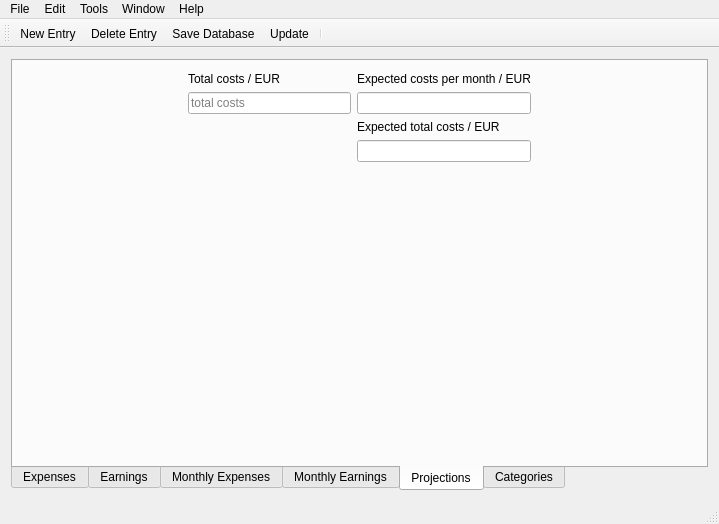
Qt form mainwindow.ui (DatabasesWorks/Costs-daily-income-and-expenses) before a commit.
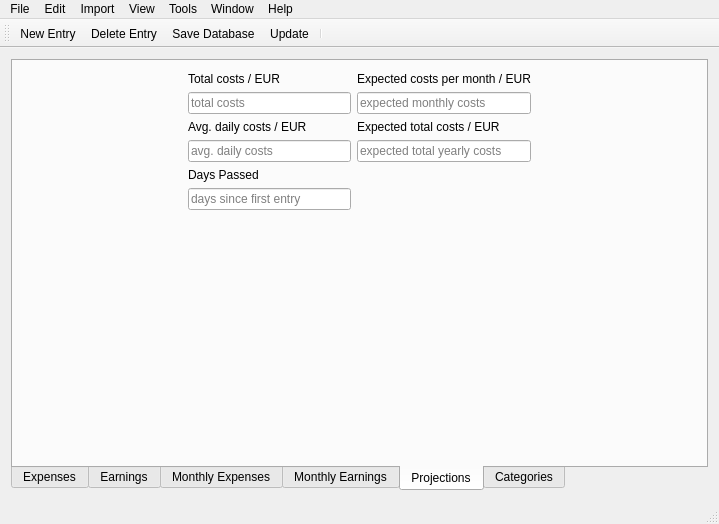
The same form after that commit. The open tabs and pages were chosen to show the change. Icons and pictures are not drawn.

Commit message: CSV Import including dialog, UI improvements, payment

Patch:
```diff
--- a/mainwindow.ui
+++ b/mainwindow.ui
@@ -90,7 +90,14 @@
            </widget>
           </item>
           <item row="1" column="2">
-           <widget class="QLineEdit" name="lineEdit_2"/>
+           <widget class="QLineEdit" name="lineEdit_2">
+            <property name="readOnly">
+             <bool>true</bool>
+            </property>
+            <property name="placeholderText">
+             <string>expected monthly costs</string>
+            </property>
+           </widget>
           </item>
           <item row="1" column="3">
            <spacer name="horizontalSpacer">
@@ -120,7 +127,14 @@
            </widget>
           </item>
           <item row="3" column="2">
-           <widget class="QLineEdit" name="lineEdit_4"/>
+           <widget class="QLineEdit" name="lineEdit_4">
+            <property name="readOnly">
+             <bool>true</bool>
+            </property>
+            <property name="placeholderText">
+             <string>expected total yearly costs</string>
+            </property>
+           </widget>
           </item>
           <item row="2" column="2">
            <widget class="QLabel" name="label_2">
@@ -142,6 +156,40 @@
             </property>
            </spacer>
           </item>
+          <item row="2" column="1">
+           <widget class="QLabel" name="label">
+            <property name="text">
+             <string>Avg. daily costs / EUR</string>
+            </property>
+           </widget>
+          </item>
+          <item row="3" column="1">
+           <widget class="QLineEdit" name="avgDailyCostsLine">
+            <property name="readOnly">
+             <bool>true</bool>
+            </property>
+            <property name="placeholderText">
+             <string>avg. daily costs</string>
+            </property>
+           </widget>
+          </item>
+          <item row="4" column="1">
+           <widget class="QLabel" name="label_3">
+            <property name="text">
+             <string>Days Passed</string>
+            </property>
+           </widget>
+          </item>
+          <item row="5" column="1">
+           <widget class="QLineEdit" name="daysPassedLine">
+            <property name="readOnly">
+             <bool>true</bool>
+            </property>
+            <property name="placeholderText">
+             <string>days since first entry</string>
+            </property>
+           </widget>
+          </item>
          </layout>
         </item>
         <item>
@@ -179,7 +227,7 @@
      <x>0</x>
      <y>0</y>
      <width>719</width>
-     <height>27</height>
+     <height>21</height>
     </rect>
    </property>
    <widget class="QMenu" name="menuFile">
@@ -235,8 +283,29 @@
     <addaction name="actionCopy"/>
     <addaction name="actionPaste"/>
    </widget>
+   <widget class="QMenu" name="menuImport">
+    <property name="title">
+     <string>Import</string>
+    </property>
+    <addaction name="actionFrom_CSV_new"/>
+   </widget>
+   <widget class="QMenu" name="menuView">
+    <property name="title">
+     <string>View</string>
+    </property>
+    <widget class="QMenu" name="menuSort_By">
+     <property name="title">
+      <string>Sort By</string>
+     </property>
+     <addaction name="actionDate"/>
+     <addaction name="actionDatabase_ID"/>
+    </widget>
+    <addaction name="menuSort_By"/>
+   </widget>
    <addaction name="menuFile"/>
    <addaction name="menuEdit"/>
+   <addaction name="menuImport"/>
+   <addaction name="menuView"/>
    <addaction name="menuTools"/>
    <addaction name="menuWindow"/>
    <addaction name="menuHelp"/>
```
Left out of the diff: 41 changed lines with no effect on the pictures. The commit also changes 10 other files.
